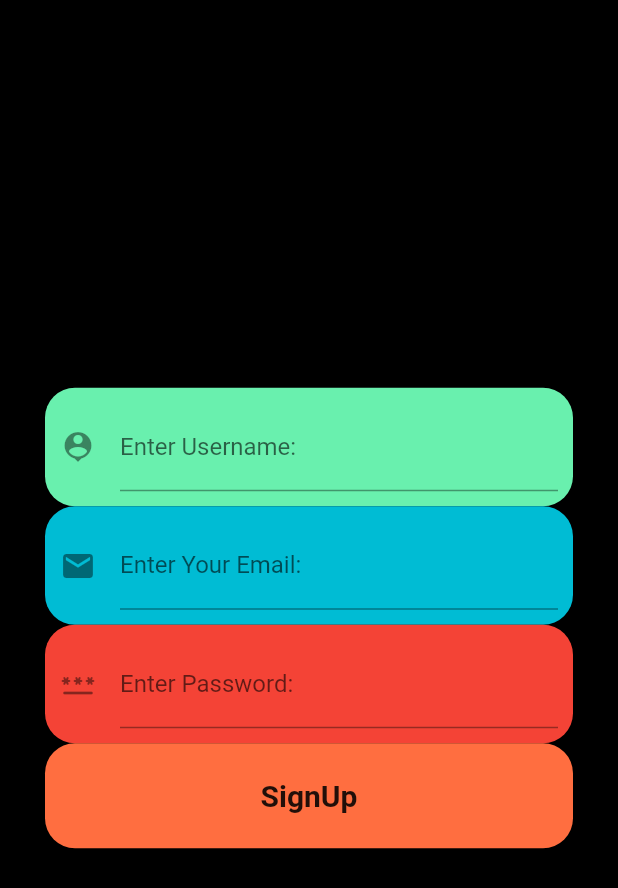
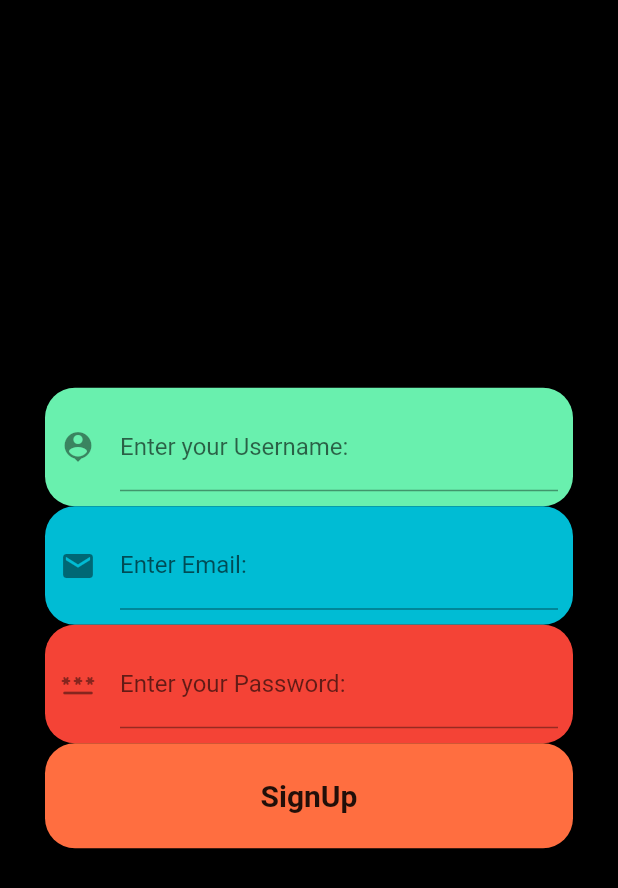
Before and after one commit to Kripesh88/Flutter-using-Firebase, a Flutter app: the SignUp screen opened directly, on a phone screen of 412 x 824 dp. Shown: the top 888 px of the screen. Run offline on Flutter 3.47's test engine with Material 2 defaults, Android fonts, the phone set to English and light mode, and no system bars; our stand-ins replace firebase_auth, firebase_core; accounts and stored records are empty.

Commit message:
temp change

```diff
--- a/lib/homepage.dart
+++ b/lib/homepage.dart
@@ -21,6 +21,7 @@ class MainPage extends StatelessWidget {
     child: Column(
   children: [
     Image.network('https://i.pinimg.com/736x/2d/7f/68/2d7f68518a4f6372ec052a91e81e7a9b.jpg'),
+
     ],
 
 
--- a/lib/signup.dart
+++ b/lib/signup.dart
@@ -42,7 +42,7 @@ class SignUp extends StatelessWidget {
            child: TextFormField(
              decoration: InputDecoration(
                icon: Icon(Icons.person_pin),
-               labelText: "Enter Username: ",
+               labelText: "Enter your Username: ",
                hintText: "UserName",
 
              ),
@@ -60,7 +60,7 @@ class SignUp extends StatelessWidget {
               child: TextFormField(
                 decoration: InputDecoration(
                   icon: Icon(Icons.email),
-                  labelText: "Enter Your Email: ",
+                  labelText: "Enter Email: ",
                   hintText: "Email",
 
                 ),
@@ -79,7 +79,7 @@ class SignUp extends StatelessWidget {
                 obscureText: true,
                 decoration: InputDecoration(
                   icon: Icon(Icons.password_rounded),
-                  labelText: "Enter Password: ",
+                  labelText: "Enter your Password: ",
                   hintText: "Password",
 
                 ),
```
